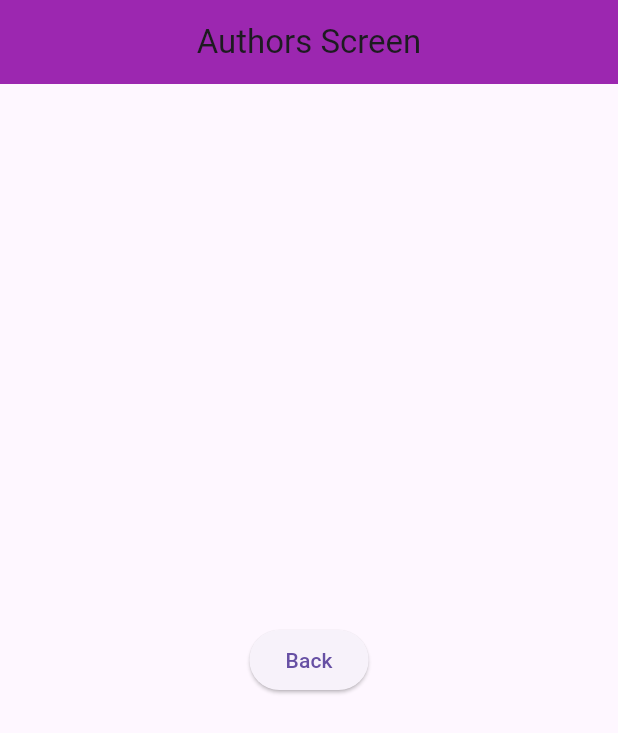
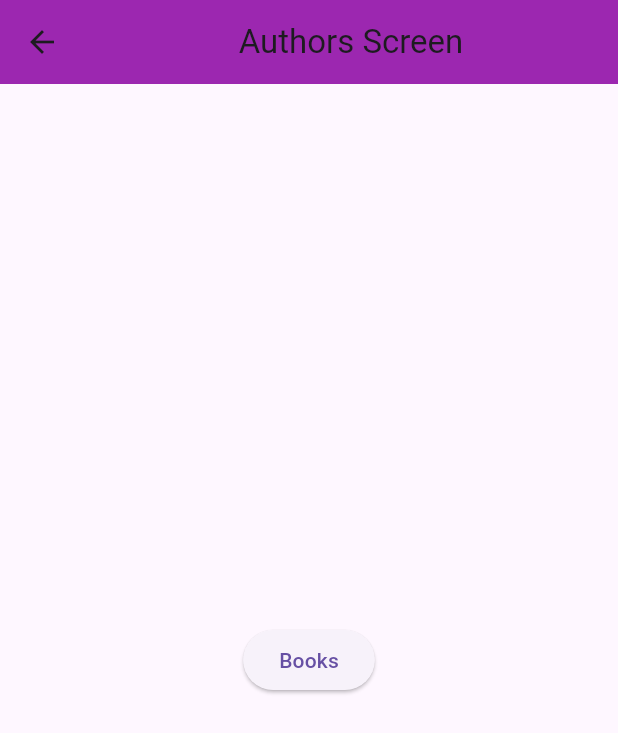
Before and after one commit to gauravwani-coditas/Navigation-3.0-Practice, a Flutter app: the AuthorsScreen screen opened by its route, on a phone screen of 412 x 824 dp. Shown: the top 733 px of the screen. Run offline on Flutter 3.47's test engine with Material 3 defaults, Android fonts, the phone set to English and light mode, and no system bars; our stand-ins replace auto_route.

```diff
--- a/lib/core/routes/app_route_config.dart
+++ b/lib/core/routes/app_route_config.dart
@@ -1,48 +1,27 @@
+import 'package:auto_route/auto_route.dart';
 import 'package:flutter/material.dart';
-import 'package:go_router/go_router.dart';
 import 'package:navigation/features/screens/authors_screen.dart';
 import 'package:navigation/features/screens/books_screen.dart';
 import 'package:navigation/features/screens/home_screen.dart';
 import 'package:navigation/features/screens/intro_screen.dart';
 
-class MyRouter {
 
-  GoRouter router = GoRouter(
 
-    routes: [
+part 'app_route_config.gr.dart';
 
-      GoRoute(
-        path: '/',
-        name: "intro",
-        pageBuilder: (context, state) => const MaterialPage(
-          child: IntroScreen(),
-        ),
-      ),
+@AutoRouterConfig()
+class AppRouter extends _$AppRouter{
 
-      GoRoute(
-        path: '/home',
-        name: "home",
-        pageBuilder: (context, state) => const MaterialPage(
-          child: HomeScreen(),
-        ),
-      ),
+  @override
+  List<AutoRoute> get routes => [
 
-      GoRoute(
-        path: '/books',
-        name: "books",
-        pageBuilder: (context, state) => const MaterialPage(
-          child: BooksScreen(),
-        ),
-      ),
+    AutoRoute(page: IntroRoute.page,initial: true),
+    AutoRoute(page: HomeRoute.page),
+    AutoRoute(page: AuthorsRoute.page),
+    AutoRoute(page: HomeRoute.page),
+    AutoRoute(page: BooksRoute.page),
 
-      GoRoute(
-        path: '/authors',
-        name: "authors",
-        pageBuilder: (context, state) => const MaterialPage(
-          child: AuthorsScreen(),
-        ),
-      ),
-    ],
+  ];
 
-  );
+
 }
--- a/lib/features/screens/authors_screen.dart
+++ b/lib/features/screens/authors_screen.dart
@@ -1,5 +1,8 @@
+import 'package:auto_route/auto_route.dart';
 import 'package:flutter/material.dart';
+import 'package:navigation/core/routes/app_route_config.dart';
 
+@RoutePage()
 class AuthorsScreen extends StatelessWidget {
   const AuthorsScreen({super.key});
 
@@ -8,8 +11,8 @@ class AuthorsScreen extends StatelessWidget {
     return Scaffold(
       appBar: AppBar(title: const Center(child: Text("Authors Screen"),),backgroundColor: Colors.purple,),
       body: Center(child: ElevatedButton(onPressed: (){
-        Navigator.pop(context);
-      } ,child: const Text("Back")),),
+        AutoRouter.of(context).push(BooksRoute());
+      } ,child: const Text("Books")),),
     );
   }
 }
--- a/lib/features/screens/books_screen.dart
+++ b/lib/features/screens/books_screen.dart
@@ -1,5 +1,7 @@
+import 'package:auto_route/auto_route.dart';
 import 'package:flutter/material.dart';
 
+@RoutePage()
 class BooksScreen extends StatelessWidget {
   const BooksScreen({super.key});
 
--- a/lib/main.dart
+++ b/lib/main.dart
@@ -3,7 +3,6 @@ import 'package:flutter/material.dart';
 import 'package:navigation/core/routes/app_route_config.dart';
 import 'package:navigation/features/screens/home_screen.dart';
 import 'package:navigation/features/screens/intro_screen.dart';
-import 'package:go_router/go_router.dart';
 
 void main(){
   runApp(MyApp());
@@ -16,7 +15,7 @@ class MyApp extends StatelessWidget{
   Widget build(BuildContext context) {
 
     return  MaterialApp.router(
-      routerConfig: MyRouter().router,
+      routerConfig: AppRouter().config(),
       debugShowCheckedModeBanner: false,
     );
   }
--- a/pubspec.yaml
+++ b/pubspec.yaml
@@ -30,7 +30,8 @@ environment:
 dependencies:
   flutter:
     sdk: flutter
-  go_router: ^14.1.3
+  auto_route: ^8.1.3
+
 
 
   # The following adds the Cupertino Icons font to your application.
@@ -40,6 +41,8 @@ dependencies:
 dev_dependencies:
   flutter_test:
     sdk: flutter
+  build_runner: ^2.4.9
+  auto_route_generator: ^8.0.0
 
   # The "flutter_lints" package below contains a set of recommended lints to
   # encourage good coding practices. The lint set provided by the package is
```
Also changed, not shown: lib/features/screens/home_screen.dart (+5 -2 lines), lib/features/screens/intro_screen.dart (+6 -4 lines), lib/core/routes/app_route_config.gr.dart (added), pubspec.lock.
